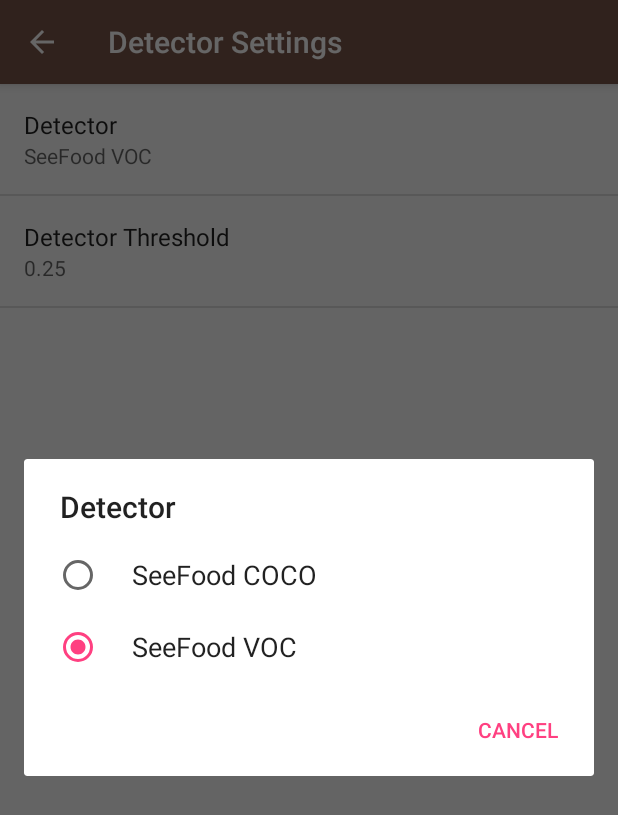
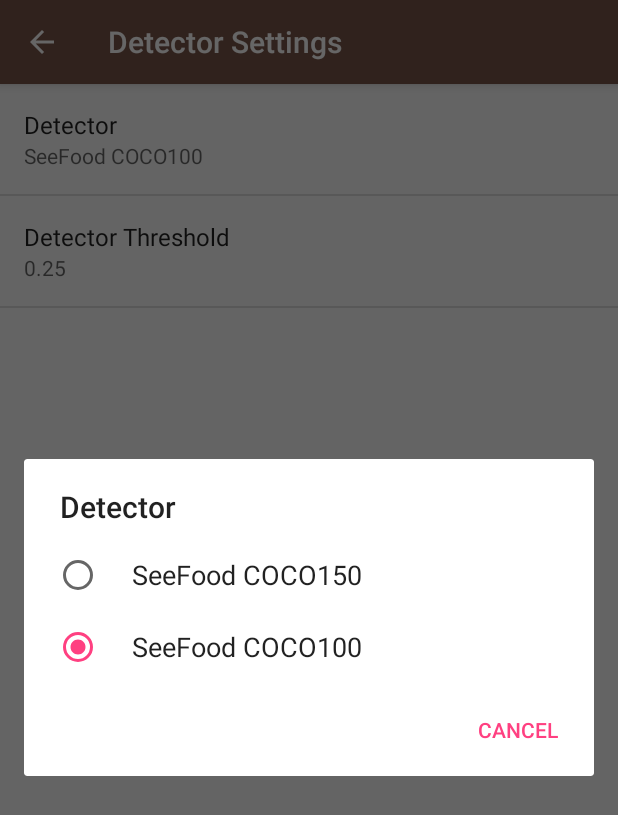
Before and after one commit to BE-PROJECTS2018/GroupNo51-SeeFood, an Android app: the SettingsActivity screen opened directly, with no data from a screen before it, after a tap on "Detector", on a phone screen of 412 x 824 dp. Shown: the top 815 px of the screen. Run offline under Robolectric (Android 15) with nearby library versions, the phone set to English and light mode, and no system bars; 1 statement that could not run was skipped.

```diff
--- a/app/build.gradle
+++ b/app/build.gradle
@@ -4,7 +4,7 @@ apply plugin: 'com.google.firebase.firebase-perf'
 
 android {
     compileSdkVersion 27
-    buildToolsVersion '27.0.1'
+    buildToolsVersion '27.0.3'
     defaultConfig {
         applicationId "com.example.ubuntu.seefood"
         minSdkVersion 23
--- a/app/src/main/java/com/example/ubuntu/seefood/menu/AboutActivity.java
+++ b/app/src/main/java/com/example/ubuntu/seefood/menu/AboutActivity.java
@@ -24,7 +24,7 @@ public class AboutActivity extends AppCompatActivity {
         setContentView(R.layout.activity_about);
         getSupportActionBar().setDisplayHomeAsUpEnabled(true);
 
-        mAdapter = new ArrayAdapter<String>(this, android.R.layout.simple_list_item_1, TensorFlowYoloDetector.LABELS_SEEFOOD_VOC);
+        mAdapter = new ArrayAdapter<String>(this, android.R.layout.simple_list_item_1, TensorFlowYoloDetector.LABELS);
         ListView listView = findViewById(R.id.list);
         listView.setAdapter(mAdapter);
 
--- a/app/src/main/java/com/example/ubuntu/seefood/recipes/RecipeResultsActivity.java
+++ b/app/src/main/java/com/example/ubuntu/seefood/recipes/RecipeResultsActivity.java
@@ -47,7 +47,7 @@ public class RecipeResultsActivity extends AppCompatActivity {
         Bundle bundle = intent.getBundleExtra("bundle");
         String parameter = bundle.getString("param");
 
-        Toast.makeText(getApplicationContext(), "" + parameter, Toast.LENGTH_SHORT).show();
+        //Toast.makeText(getApplicationContext(), "" + parameter, Toast.LENGTH_SHORT).show();
 
         Call<SearchResult> call = apiInterface.getSearchResults();
 
--- a/app/src/main/res/values/strings.xml
+++ b/app/src/main/res/values/strings.xml
@@ -15,12 +15,12 @@
     <string name="settings_detector_default" translatable="false">@string/settings_detector_seefood_value</string>
 
     <!-- Label for detector ms coco option [CHAR LIMIT=20] -->
-    <string name="settings_detector_ms_coco_label">SeeFood COCO</string>
-    <string name="settings_detector_ms_coco_value" translatable="false">tiny-yolo-coco-4c.pb</string>
+    <string name="settings_detector_ms_coco_label">SeeFood COCO150</string>
+    <string name="settings_detector_ms_coco_value" translatable="false">tiny-yolo-coco-4c-150.pb</string>
 
     <!-- Label for detector seefood option [CHAR LIMIT=20] -->
-    <string name="settings_detector_seefood_label">SeeFood VOC</string>
-    <string name="settings_detector_seefood_value" translatable="false">tiny-yolo-voc-3c.pb</string>
+    <string name="settings_detector_seefood_label">SeeFood COCO100</string>
+    <string name="settings_detector_seefood_value" translatable="false">tiny-yolo-coco-4c-100.pb</string>
 
     <!-- Strings For Detector Preference [CHAR LIMIT=30] -->
     <string name="settings_detector_threshold_label">Detector Threshold</string>
--- a/build.gradle
+++ b/build.gradle
@@ -11,7 +11,7 @@ buildscript {
         }
     }
     dependencies {
-        classpath 'com.android.tools.build:gradle:3.0.1'
+        classpath 'com.android.tools.build:gradle:3.1.1'
 
 
         // NOTE: Do not place your application dependencies here; they belong
```
Also changed, not shown: app/src/main/java/com/example/ubuntu/seefood/ListActivity.java (+7 -7 lines), app/src/main/java/com/example/ubuntu/seefood/detector/TensorFlowYoloDetector.java (+26 -25 lines), gradle/wrapper/gradle-wrapper.properties, 2 other files.
